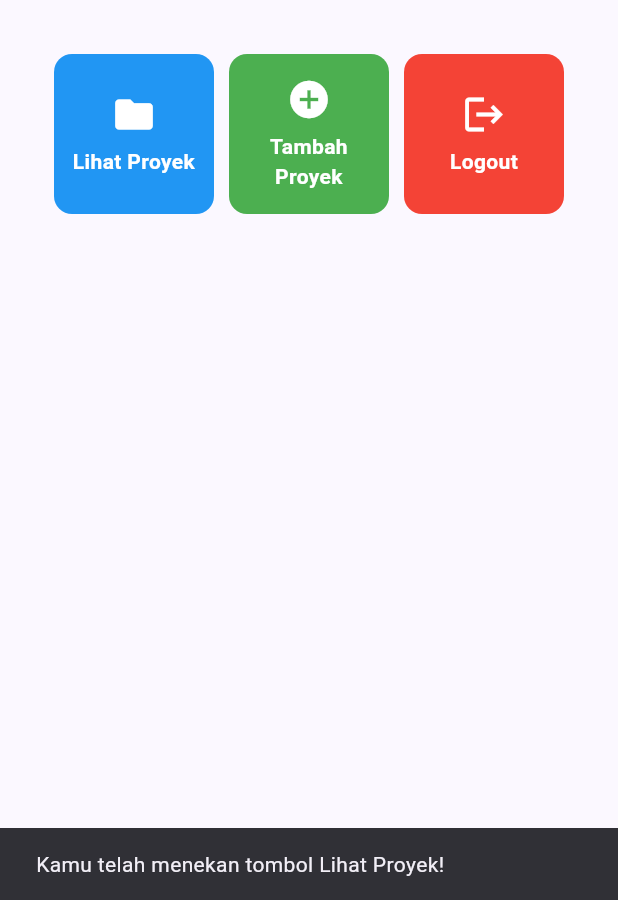
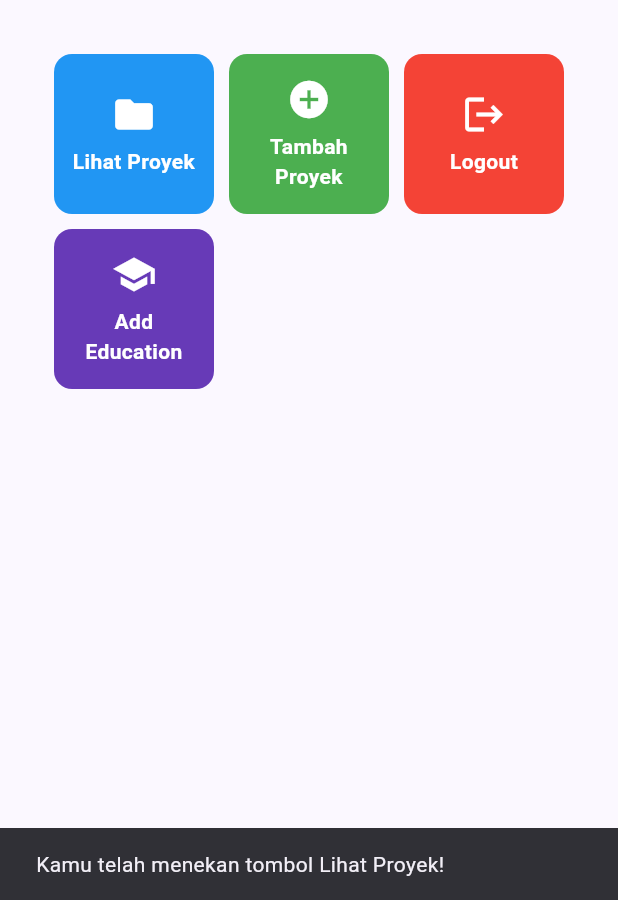
Before and after one commit to keizoraj/myportofolio_mobile, a Flutter app: the screen it shows after launch, after a tap on "Lihat Proyek", on a phone screen of 412 x 824 dp, the part 336-1236 px from its top. Run offline on Flutter 3.47's test engine with Material 3 defaults, Android fonts, the phone set to English and light mode, and no system bars.

Commit message:
feat: add education navigation to home and drawer

```diff
--- a/lib/screens/menu.dart
+++ b/lib/screens/menu.dart
@@ -16,6 +16,7 @@ class MyHomePage extends StatelessWidget {
     ItemHomepage("Lihat Proyek", Icons.folder, Colors.blue),
     ItemHomepage("Tambah Proyek", Icons.add_circle, Colors.green),
     ItemHomepage("Logout", Icons.logout, Colors.red),
+    ItemHomepage("Add Education", Icons.school, Colors.deepPurple),
   ];
 
   @override
--- a/lib/widgets/left_drawer.dart
+++ b/lib/widgets/left_drawer.dart
@@ -1,6 +1,7 @@
 import 'package:flutter/material.dart';
 import 'package:myportofolio_mobile/screens/menu.dart';
 import 'package:myportofolio_mobile/screens/project_form.dart';
+import 'package:myportofolio_mobile/screens/education_form.dart';
 
 class LeftDrawer extends StatelessWidget {
   const LeftDrawer({super.key});
@@ -64,6 +65,20 @@ class LeftDrawer extends StatelessWidget {
               );
             },
           ),
+
+          // Navigasi ke halaman Add Education
+          ListTile(
+            leading: const Icon(Icons.school_outlined),
+            title: const Text('Add Education'),
+            onTap: () {
+              Navigator.push(
+                context,
+                MaterialPageRoute(
+                  builder: (context) => const EducationFormPage(),
+                ),
+              );
+            },
+          ),
         ],
       ),
     );
--- a/lib/widgets/project_card.dart
+++ b/lib/widgets/project_card.dart
@@ -1,6 +1,7 @@
 import 'package:flutter/material.dart';
 import 'package:myportofolio_mobile/screens/menu.dart';
 import 'package:myportofolio_mobile/screens/project_form.dart';
+import 'package:myportofolio_mobile/screens/education_form.dart';
 
 // Widget kartu tombol aksi
 class ItemCard extends StatelessWidget {
@@ -26,12 +27,19 @@ class ItemCard extends StatelessWidget {
               ),
             );
 
-          // Navigate ke halaman yang sesuai
+          // Navigasi ke halaman yang sesuai
           if (item.name == "Tambah Proyek") {
             Navigator.push(
               context,
               MaterialPageRoute(
                 builder: (context) => const ProjectFormPage(),
+              ),
+            );
+          } else if (item.name == "Add Education") {
+            Navigator.push(
+              context,
+              MaterialPageRoute(
+                builder: (context) => const EducationFormPage(),
               ),
             );
           }
```
